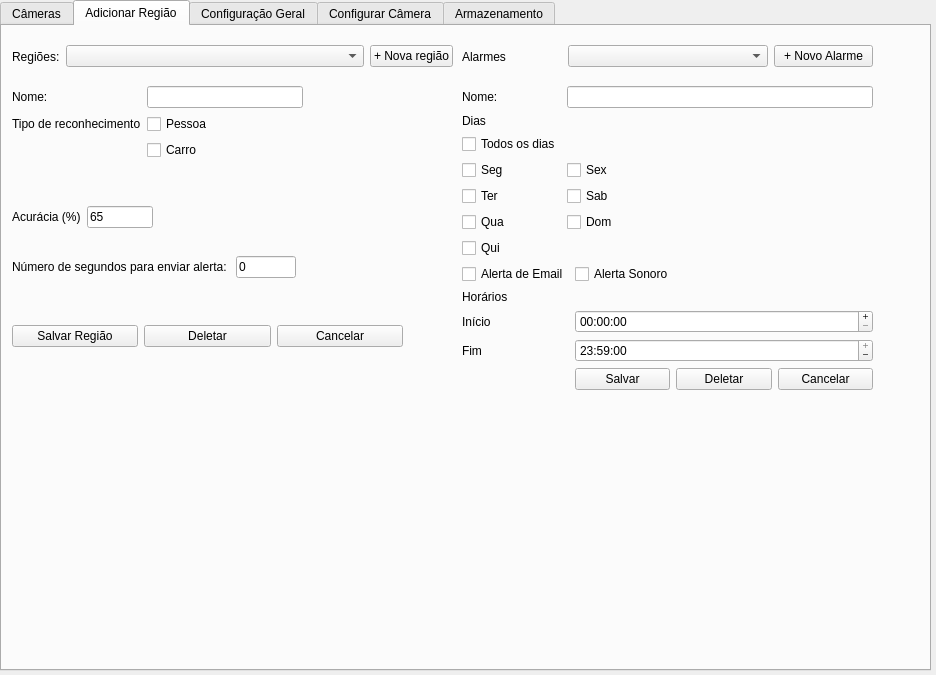
noldorj/Personal-Home-Guard, file mainForm.ui: the form before one commit.
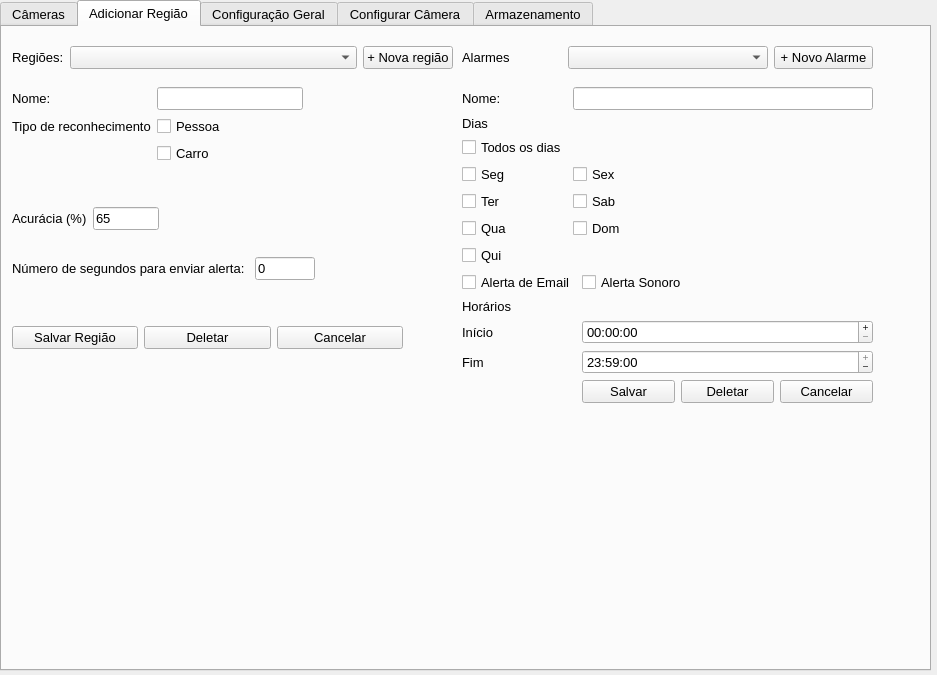
The form after the commit. The open tabs and pages were chosen to show the change.

Commit message: 1a versao para win7

```diff
--- a/mainForm.ui
+++ b/mainForm.ui
@@ -9,7 +9,7 @@
    <rect>
     <x>0</x>
     <y>0</y>
-    <width>936</width>
+    <width>937</width>
     <height>675</height>
    </rect>
   </property>
@@ -43,7 +43,16 @@
      <height>671</height>
     </rect>
    </property>
-   <layout class="QHBoxLayout" name="layoutForm">
+   <property name="sizePolicy">
+    <sizepolicy hsizetype="MinimumExpanding" vsizetype="MinimumExpanding">
+     <horstretch>0</horstretch>
+     <verstretch>0</verstretch>
+    </sizepolicy>
+   </property>
+   <layout class="QHBoxLayout" name="layoutForm" stretch="0">
+    <property name="sizeConstraint">
+     <enum>QLayout::SetNoConstraint</enum>
+    </property>
     <item>
      <widget class="QTabWidget" name="tabConfig">
       <property name="sizePolicy">
@@ -52,6 +61,11 @@
         <verstretch>0</verstretch>
        </sizepolicy>
       </property>
+      <property name="font">
+       <font>
+        <pointsize>10</pointsize>
+       </font>
+      </property>
       <property name="currentIndex">
        <number>1</number>
       </property>
@@ -224,6 +238,12 @@
        </widget>
       </widget>
       <widget class="QWidget" name="tabRegion">
+       <property name="sizePolicy">
+        <sizepolicy hsizetype="Expanding" vsizetype="Expanding">
+         <horstretch>0</horstretch>
+         <verstretch>0</verstretch>
+        </sizepolicy>
+       </property>
        <attribute name="title">
         <string>Adicionar Região</string>
        </attribute>
@@ -236,19 +256,40 @@
           <height>111</height>
          </rect>
         </property>
+        <property name="font">
+         <font>
+          <pointsize>10</pointsize>
+         </font>
+        </property>
         <layout class="QFormLayout" name="formRegion">
          <item row="0" column="0">
           <widget class="QLabel" name="label_90">
+           <property name="font">
+            <font>
+             <pointsize>10</pointsize>
+            </font>
+           </property>
            <property name="text">
             <string>Nome:</string>
            </property>
           </widget>
          </item>
          <item row="0" column="1">
-          <widget class="QLineEdit" name="txtRegionName"/>
+          <widget class="QLineEdit" name="txtRegionName">
+           <property name="font">
+            <font>
+             <pointsize>10</pointsize>
+            </font>
+           </property>
+          </widget>
          </item>
          <item row="3" column="0">
           <widget class="QLabel" name="label_91">
+           <property name="font">
+            <font>
+             <pointsize>10</pointsize>
+            </font>
+           </property>
            <property name="text">
             <string>Tipo de reconhecimento</string>
            </property>
@@ -256,6 +297,11 @@
          </item>
          <item row="3" column="1">
           <widget class="QCheckBox" name="checkPerson">
+           <property name="font">
+            <font>
+             <pointsize>10</pointsize>
+            </font>
+           </property>
            <property name="text">
             <string>Pessoa</string>
            </property>
@@ -269,6 +315,11 @@
          </item>
          <item row="4" column="1">
           <widget class="QCheckBox" name="checkCar">
+           <property name="font">
+            <font>
+             <pointsize>10</pointsize>
+            </font>
+           </property>
            <property name="text">
             <string>Carro</string>
            </property>
@@ -287,13 +338,23 @@
          <rect>
           <x>10</x>
           <y>180</y>
-          <width>141</width>
+          <width>147</width>
           <height>41</height>
          </rect>
         </property>
+        <property name="font">
+         <font>
+          <pointsize>10</pointsize>
+         </font>
+        </property>
         <layout class="QFormLayout" name="formAccuracy">
          <item row="0" column="0">
           <widget class="QLabel" name="label_92">
+           <property name="font">
+            <font>
+             <pointsize>10</pointsize>
+            </font>
+           </property>
            <property name="text">
             <string>Acurácia (%)</string>
            </property>
@@ -301,6 +362,11 @@
          </item>
          <item row="0" column="1">
           <widget class="QLineEdit" name="txtThreshold">
+           <property name="font">
+            <font>
+             <pointsize>10</pointsize>
+            </font>
+           </property>
            <property name="text">
             <string>65</string>
            </property>
@@ -320,21 +386,42 @@
           <height>370</height>
          </rect>
         </property>
+        <property name="font">
+         <font>
+          <pointsize>10</pointsize>
+         </font>
+        </property>
         <layout class="QFormLayout" name="formAlarm">
          <item row="0" column="0" colspan="2">
           <layout class="QFormLayout" name="formTime">
            <item row="3" column="0">
             <widget class="QLabel" name="label_93">
+             <property name="font">
+              <font>
+               <pointsize>10</pointsize>
+              </font>
+             </property>
              <property name="text">
               <string>Nome:</string>
              </property>
             </widget>
            </item>
            <item row="3" column="1">
-            <widget class="QLineEdit" name="txtNameAlarm"/>
+            <widget class="QLineEdit" name="txtNameAlarm">
+             <property name="font">
+              <font>
+               <pointsize>10</pointsize>
+              </font>
+             </property>
+            </widget>
            </item>
            <item row="4" column="0">
             <widget class="QLabel" name="label_94">
+             <property name="font">
+              <font>
+               <pointsize>10</pointsize>
+              </font>
+             </property>
              <property name="text">
               <string>Dias</string>
              </property>
@@ -342,6 +429,11 @@
            </item>
            <item row="6" column="0">
             <widget class="QCheckBox" name="checkMon">
+             <property name="font">
+              <font>
+               <pointsize>10</pointsize>
+              </font>
+             </property>
              <property name="text">
               <string>Seg</string>
              </property>
@@ -355,6 +447,11 @@
            </item>
            <item row="6" column="1">
             <widget class="QCheckBox" name="checkFri">
+             <property name="font">
+              <font>
+               <pointsize>10</pointsize>
+              </font>
+             </property>
              <property name="text">
               <string>Sex</string>
              </property>
@@ -368,6 +465,11 @@
            </item>
            <item row="7" column="0">
             <widget class="QCheckBox" name="checkTue">
+             <property name="font">
+              <font>
+               <pointsize>10</pointsize>
+              </font>
+             </property>
              <property name="text">
               <string>Ter</string>
              </property>
@@ -381,6 +483,11 @@
            </item>
            <item row="7" column="1">
             <widget class="QCheckBox" name="checkSat">
+             <property name="font">
+              <font>
+               <pointsize>10</pointsize>
+              </font>
+             </property>
              <property name="text">
               <string>Sab</string>
              </property>
@@ -394,6 +501,11 @@
            </item>
            <item row="8" column="0">
             <widget class="QCheckBox" name="checkWed">
+             <property name="font">
+              <font>
+               <pointsize>10</pointsize>
+              </font>
+             </property>
              <property name="text">
               <string>Qua</string>
              </property>
@@ -407,6 +519,11 @@
            </item>
            <item row="8" column="1">
             <widget class="QCheckBox" name="checkSun">
+             <property name="font">
+              <font>
+               <pointsize>10</pointsize>
+              </font>
+             </property>
              <property name="text">
               <string>Dom</string>
              </property>
@@ -417,6 +534,11 @@
            </item>
            <item row="9" column="0">
             <widget class="QCheckBox" name="checkThur">
+             <property name="font">
+              <font>
+               <pointsize>10</pointsize>
+              </font>
+             </property>
              <property name="text">
               <string>Qui</string>
              </property>
@@ -430,6 +552,11 @@
            </item>
            <item row="5" column="0">
             <widget class="QCheckBox" name="checkTodosDias">
+             <property name="font">
+              <font>
+               <pointsize>10</pointsize>
+              </font>
+             </property>
              <property name="text">
               <string>Todos os dias</string>
              </property>
@@ -448,6 +575,11 @@
          </item>
          <item row="2" column="0">
           <widget class="QLabel" name="label_95">
+           <property name="font">
+            <font>
+             <pointsize>10</pointsize>
+            </font>
+           </property>
            <property name="text">
             <string>Horários</string>
            </property>
@@ -455,6 +587,11 @@
          </item>
          <item row="3" column="0">
           <widget class="QLabel" name="label_96">
+           <property name="font">
+            <font>
+             <pointsize>10</pointsize>
+            </font>
+           </property>
            <property name="text">
             <string>Início</string>
            </property>
@@ -462,6 +599,11 @@
          </item>
          <item row="3" column="1">
           <widget class="QTimeEdit" name="timeStart">
+           <property name="font">
+            <font>
+             <pointsize>10</pointsize>
+            </font>
+           </property>
            <property name="buttonSymbols">
             <enum>QAbstractSpinBox::PlusMinus</enum>
            </property>
@@ -511,6 +653,11 @@
          </item>
          <item row="4" column="0">
           <widget class="QLabel" name="label_97">
+           <property name="font">
+            <font>
+             <pointsize>10</pointsize>
+            </font>
+           </property>
            <property name="text">
             <string>Fim</string>
            </property>
@@ -518,6 +665,11 @@
          </item>
          <item row="4" column="1">
           <widget class="QTimeEdit" name="timeEnd">
+           <property name="font">
+            <font>
+             <pointsize>10</pointsize>
+            </font>
+           </property>
            <property name="buttonSymbols">
             <enum>QAbstractSpinBox::PlusMinus</enum>
            </property>
@@ -546,6 +698,11 @@
              <property name="enabled">
               <bool>true</bool>
              </property>
+             <property name="font">
+              <font>
+               <pointsize>10</pointsize>
+              </font>
+             </property>
              <property name="text">
               <string>Salvar</string>
              </property>
@@ -553,6 +710,11 @@
            </item>
            <item>
             <widget class="QPushButton" name="btnDeleteAlarm">
+             <property name="font">
+              <font>
+               <pointsize>10</pointsize>
+              </font>
+             </property>
              <property name="text">
               <string>Deletar</string>
              </property>
@@ -560,6 +722,11 @@
            </item>
            <item>
             <widget class="QPushButton" name="btnCancelAlarm">
+             <property name="font">
+              <font>
+               <pointsize>10</pointsize>
+              </font>
+             </property>
              <property name="text">
               <string>Cancelar</string>
              </property>
@@ -569,6 +736,11 @@
          </item>
          <item row="1" column="0">
           <widget class="QCheckBox" name="checkEmailAlert">
+           <property name="font">
+            <font>
+             <pointsize>10</pointsize>
+            </font>
+           </property>
            <property name="text">
             <string>Alerta de Email</string>
            </property>
@@ -588,6 +760,11 @@
          </item>
          <item row="1" column="1">
           <widget class="QCheckBox" name="checkAlertSound">
+           <property name="font">
+            <font>
+             <pointsize>10</pointsize>
+            </font>
+           </property>
            <property name="text">
             <string>Alerta Sonoro</string>
            </property>
@@ -607,9 +784,19 @@
           <height>41</height>
          </rect>
         </property>
+        <property name="font">
+         <font>
+          <pointsize>10</pointsize>
+         </font>
+        </property>
         <layout class="QHBoxLayout" name="horizontalLayout_17">
          <item>
           <widget class="QLabel" name="label_98">
+           <property name="font">
+            <font>
+             <pointsize>10</pointsize>
+            </font>
+           </property>
            <property name="text">
             <string>Regiões:</string>
            </property>
@@ -623,10 +810,20 @@
              <verstretch>0</verstretch>
             </sizepolicy>
            </property>
+           <property name="font">
+            <font>
+             <pointsize>10</pointsize>
+            </font>
+           </property>
           </widget>
          </item>
          <item>
           <widget class="QPushButton" name="btnNewRegion">
+           <property name="font">
+            <font>
+             <pointsize>10</pointsize>
+            </font>
+           </property>
            <property name="text">
             <string>+ Nova região</string>
            </property>
@@ -643,9 +840,19 @@
           <height>41</height>
          </rect>
         </property>
+        <property name="font">
+         <font>
+          <pointsize>10</pointsize>
+         </font>
+        </property>
         <layout class="QHBoxLayout" name="horizontalLayout_2">
          <item>
           <widget class="QLabel" name="label_99">
+           <property name="font">
+            <font>
+             <pointsize>10</pointsize>
+            </font>
+           </property>
            <property name="text">
             <string>Alarmes</string>
            </property>
@@ -659,6 +866,11 @@
              <height>0</height>
             </size>
            </property>
+           <property name="font">
+            <font>
+             <pointsize>10</pointsize>
+            </font>
+           </property>
            <property name="currentText">
             <string/>
            </property>
@@ -675,6 +887,11 @@
              <height>16777215</height>
             </size>
            </property>
+           <property name="font">
+            <font>
+             <pointsize>10</pointsize>
+            </font>
+           </property>
            <property name="text">
             <string>+ Novo Alarme</string>
            </property>
@@ -691,9 +908,19 @@
           <height>41</height>
          </rect>
         </property>
+        <property name="font">
+         <font>
+          <pointsize>10</pointsize>
+         </font>
+        </property>
         <layout class="QHBoxLayout" name="horizontalLayout_19">
          <item>
           <widget class="QPushButton" name="btnSaveRegion">
+           <property name="font">
+            <font>
+             <pointsize>10</pointsize>
+            </font>
+           </property>
            <property name="text">
             <string>Salvar Região</string>
            </property>
@@ -701,6 +928,11 @@
          </item>
          <item>
           <widget class="QPushButton" name="btnDeleteRegion">
+           <property name="font">
+            <font>
+             <pointsize>10</pointsize>
+            </font>
+           </property>
            <property name="text">
             <string>Deletar</string>
            </property>
@@ -708,6 +940,11 @@
          </item>
          <item>
           <widget class="QPushButton" name="btnCancelRegion">
+           <property name="font">
+            <font>
+             <pointsize>10</pointsize>
+            </font>
+           </property>
            <property name="text">
             <string>Cancelar</string>
            </property>
@@ -724,6 +961,11 @@
           <height>41</height>
          </rect>
         </property>
+        <property name="font">
+         <font>
+          <pointsize>10</pointsize>
+         </font>
+        </property>
         <layout class="QFormLayout" name="formAccuracy_2">
          <item row="0" column="0">
           <widget class="QLabel" name="label_100">
@@ -733,6 +975,11 @@
              <verstretch>0</verstretch>
             </sizepolicy>
            </property>
+           <property name="font">
+            <font>
+             <pointsize>10</pointsize>
+            </font>
+           </property>
            <property name="text">
             <string>Número de segundos para enviar alerta: </string>
            </property>
@@ -758,6 +1005,11 @@
              <height>16777215</height>
             </size>
            </property>
+           <property name="font">
+            <font>
+             <pointsize>10</pointsize>
+            </font>
+           </property>
            <property name="text">
             <string>0</string>
            </property>
```
Left out of the diff: 50 changed lines with no effect on the pictures. The commit also changes 2 other files.
